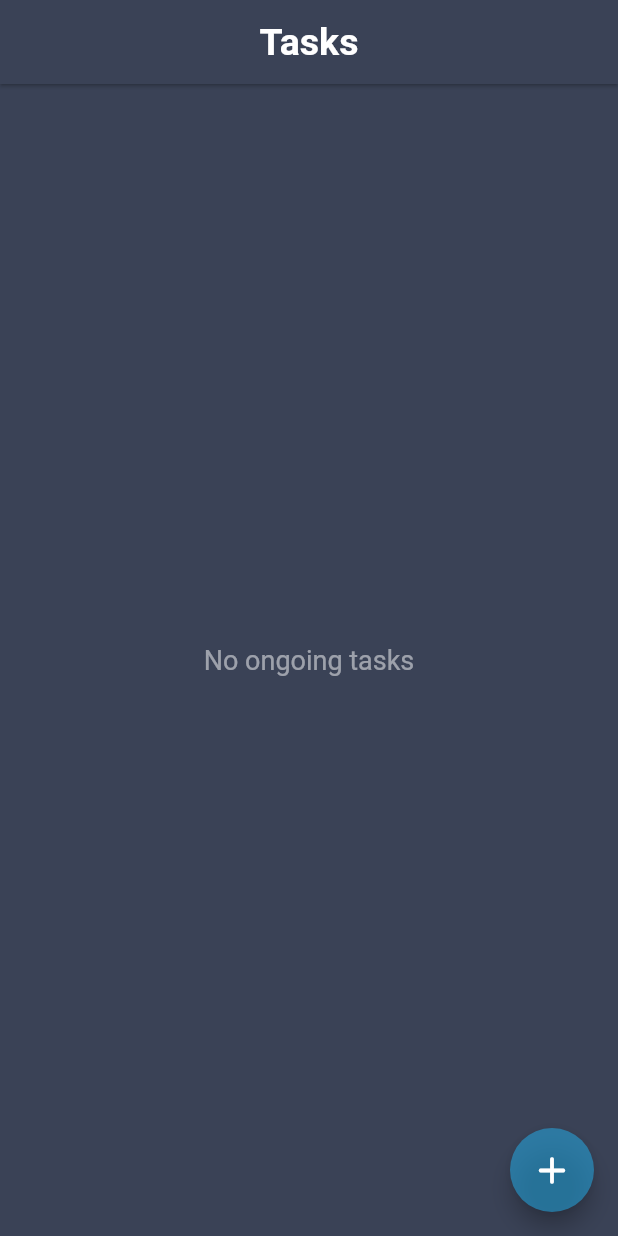
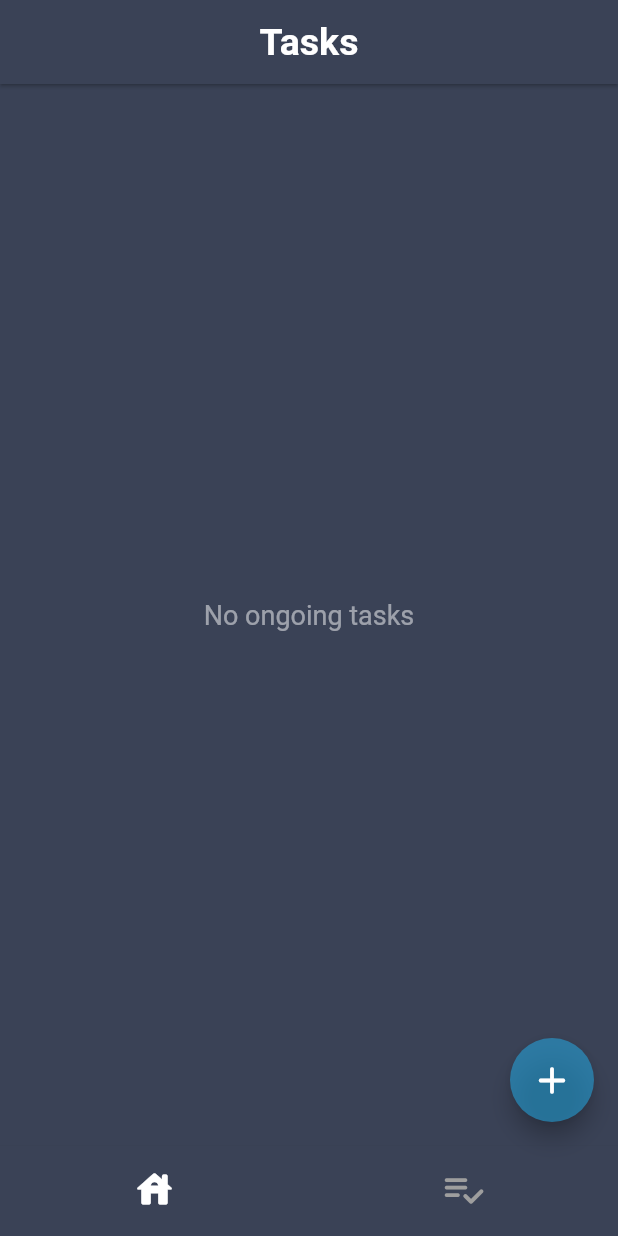
Before and after one commit to clarencekwl/todoapp, a Flutter app: the screen it shows after launch, on a phone screen of 412 x 824 dp. Run offline on Flutter 3.47's test engine with Material 2 defaults, Android fonts, the phone set to English and light mode, and no system bars.

Commit message:
:sparkles: [Task] completed task page

```diff
--- a/todoapp/lib/pages/task_page.dart
+++ b/todoapp/lib/pages/task_page.dart
@@ -3,10 +3,12 @@ import 'dart:developer';
 import 'package:flutter/material.dart';
 import 'package:provider/provider.dart';
 import 'package:todoapp/models/Task.dart';
+import 'package:todoapp/pages/completed_task_page.dart';
 import 'package:todoapp/pages/create_task_page.dart';
 import 'package:todoapp/pages/task_details_page.dart';
 import 'package:todoapp/providers/task_provider.dart';
 import 'package:todoapp/utils/styles.dart';
+import 'package:todoapp/widgets/no_glow_scroll.dart';
 
 class TaskPage extends StatefulWidget {
   @override
@@ -16,13 +18,20 @@ class TaskPage extends StatefulWidget {
 class _TaskPageState extends State<TaskPage> {
   bool _isSelectionMode = false;
   late TaskProvider _taskProvider;
+  int _selectedIndex = 0;
+
+  @override
+  void initState() {
+    super.initState();
+  }
 
   @override
   Widget build(BuildContext context) {
     _taskProvider = Provider.of(context);
     return Scaffold(
       backgroundColor: Styles.primaryBaseColor,
-      appBar: AppBar(
+      appBar: _selectedIndex == 0
+          ? AppBar(
               title: Text("Tasks", style: Styles.headerText),
               centerTitle: true,
               leading: _isSelectionMode && _taskProvider.listOfTasks.isNotEmpty
@@ -40,7 +49,8 @@ class _TaskPageState extends State<TaskPage> {
               actions: <Widget>[
                 Row(
                   children: [
-                if (_isSelectionMode && _taskProvider.listOfTasks.isNotEmpty)
+                    if (_isSelectionMode &&
+                        _taskProvider.listOfTasks.isNotEmpty)
                       IconButton(
                         onPressed: () {
                           showDialog(
@@ -56,8 +66,12 @@ class _TaskPageState extends State<TaskPage> {
                 )
               ],
               elevation: 1,
-          backgroundColor: Styles.primaryBaseColor),
-      body: _taskProvider.listOfTasks.isNotEmpty
+              backgroundColor: Styles.primaryBaseColor)
+          : null,
+      body: IndexedStack(
+        index: _selectedIndex,
+        children: [
+          _taskProvider.listOfTasks.isNotEmpty
               ? GestureDetector(
                   onTap: () {
                     _taskProvider.resetSelected();
@@ -65,26 +79,62 @@ class _TaskPageState extends State<TaskPage> {
                     setState(() {});
                   },
                   child: Container(
-                  padding:
-                      const EdgeInsets.symmetric(vertical: 8, horizontal: 20),
+                      padding: const EdgeInsets.symmetric(
+                          vertical: 8, horizontal: 20),
+                      child: ScrollConfiguration(
+                        behavior: NoGlowScrollBehavior(),
+                        child: StretchingOverscrollIndicator(
+                          axisDirection: AxisDirection.down,
                           child: ListView.builder(
+                              physics: const AlwaysScrollableScrollPhysics(),
                               itemCount: _taskProvider.listOfTasks.length,
                               itemBuilder: (context, index) {
                                 return listItems(
                                     _taskProvider.listOfTasks[index], index);
-                      })),
+                              }),
+                        ),
+                      )),
                 )
               : Center(child: Text("No ongoing tasks", style: Styles.hintText)),
-      floatingActionButton: FloatingActionButton(
+          CompletedTaskPage(),
+        ],
+      ),
+      floatingActionButton: _selectedIndex == 0
+          ? FloatingActionButton(
               backgroundColor: Styles.blueColor,
               child: const Icon(
                 Icons.add_rounded,
                 size: 30,
               ),
               onPressed: () {
-          Navigator.push(
-              context, MaterialPageRoute(builder: (context) => CreateTask()));
+                Navigator.push(context,
+                    MaterialPageRoute(builder: (context) => CreateTask()));
               },
+            )
+          : null,
+      bottomNavigationBar: BottomNavigationBar(
+        elevation: 1,
+        selectedIconTheme: IconThemeData(color: Styles.secondaryColor),
+        unselectedIconTheme: const IconThemeData(color: Colors.grey),
+        showSelectedLabels: false,
+        showUnselectedLabels: false,
+        type: BottomNavigationBarType.fixed,
+        iconSize: 30,
+        currentIndex: _selectedIndex,
+        backgroundColor: Styles.primaryBaseColor,
+        onTap: (value) {
+          setState(() {
+            _selectedIndex = value;
+          });
+        },
+        items: const <BottomNavigationBarItem>[
+          BottomNavigationBarItem(
+            icon: Icon(Icons.house_rounded),
+            label: "Home",
+          ),
+          BottomNavigationBarItem(
+              icon: Icon(Icons.playlist_add_check_rounded), label: "Completed"),
+        ],
       ),
     );
   }
```
Also changed, not shown: todoapp/lib/pages/completed_task_page.dart (added, +129 -0 lines). Lines whose indentation alone changed are shown as unchanged.
